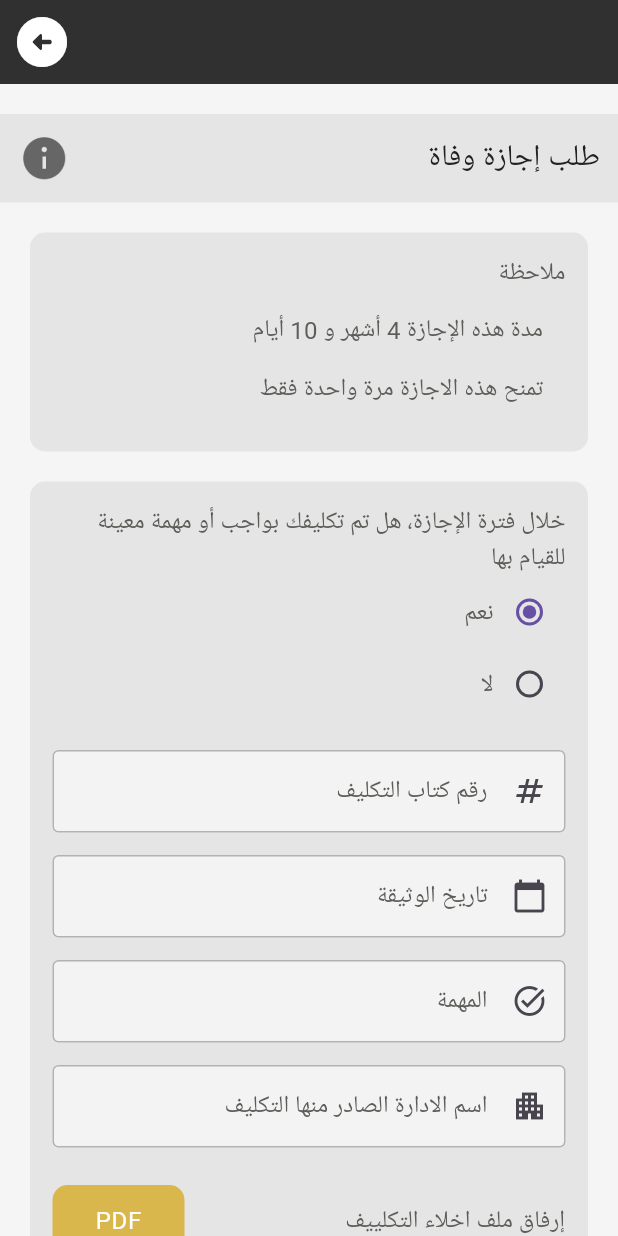
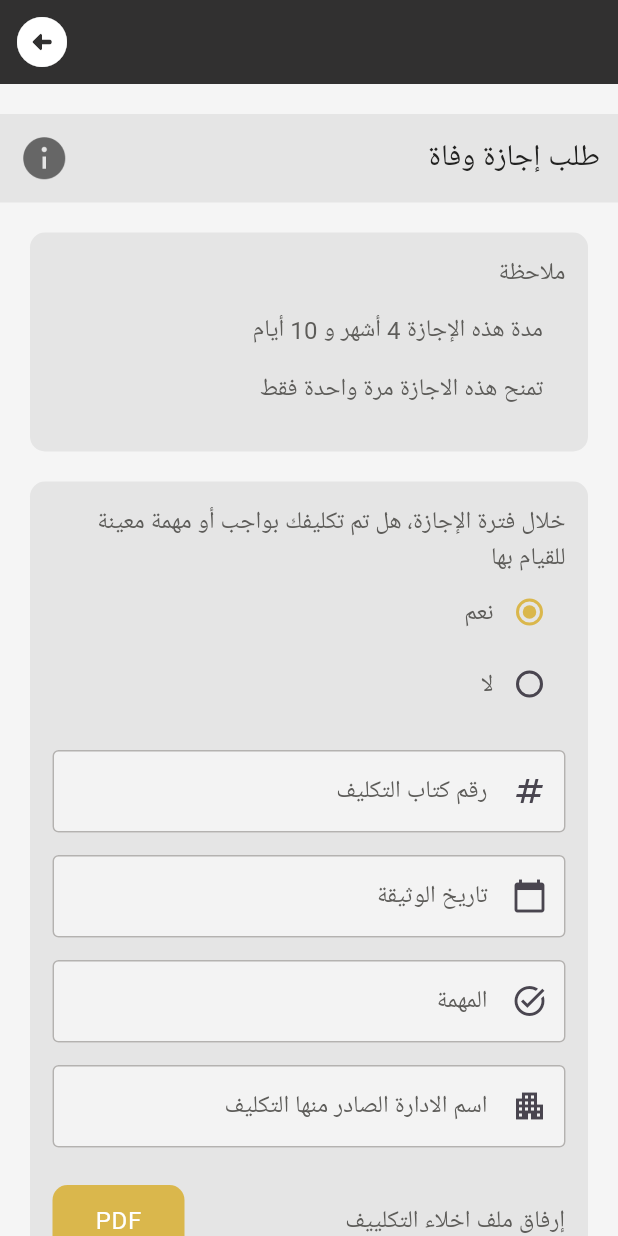
Before and after one commit to Ekram20/qacc_application, a Flutter app: the DeathLeave screen opened by its route, on a phone screen of 412 x 824 dp. Run offline on Flutter 3.47's test engine with Material 3 defaults, Android fonts, the phone set to English and light mode, and no system bars; our stand-ins replace animate_do, auto_route, file_picker, firebase_auth, firebase_core, font_awesome_flutter and 3 more; missing offline and left inert: syncfusion_flutter_pdfviewer; accounts and stored records are empty; Roboto replaces fonts that are missing (Cairo).

Commit message:
تعديل الالوان

```diff
--- a/lib/main.dart
+++ b/lib/main.dart
@@ -31,6 +31,11 @@ class MyApp extends StatelessWidget {
     return MaterialApp.router(
       debugShowCheckedModeBanner: false,
       theme: ThemeData(
+        textSelectionTheme:  TextSelectionThemeData(
+          selectionColor: AppColors.primaryColor.shade50, // ✅ لون التحديد الذهبي
+          selectionHandleColor: AppColors.primaryColor.shade50, // ✅ لون المقبض عند تعديل التحديد
+          cursorColor: AppColors.primaryColor.shade50, // ✅ لون المؤشر الذهبي
+        ),
         scaffoldBackgroundColor: AppColors.backgroundColor,
         fontFamily: '',
         textTheme: TextTheme(
--- a/lib/views/annual_leave_request.dart
+++ b/lib/views/annual_leave_request.dart
@@ -202,7 +202,7 @@ class _AnnualLeaveRequestState extends State<AnnualLeaveRequest> {
                       ),
 
                       Gap(16.0), // مسافة بين الحقول
-                      DateFormFieldWidgetFS(
+                      DateFormFieldWidgetFS (
                         days: int.tryParse(daysController.text) ?? 0,
                         requestDateController: requestDateController,
                         startDateController: leaveStartController,
--- a/lib/widgets/date_form_field.dart
+++ b/lib/widgets/date_form_field.dart
@@ -21,7 +21,12 @@ class DateFormField extends StatelessWidget {
 
   @override
   Widget build(BuildContext context) {
-    return TextFormField(
+    return TextSelectionTheme(
+        data:  TextSelectionThemeData(
+        selectionColor: AppColors.primaryColor, // ✅ تأكيد اللون الذهبي عند التحديد
+        selectionHandleColor:AppColors.primaryColor, // ✅ لون مقبض التحديد الذهبي
+    ),
+      child: TextFormField(
         controller: controller,
         readOnly: readOnly,
         cursorColor: AppColors.primaryColor.shade400,
@@ -70,6 +75,7 @@ class DateFormField extends StatelessWidget {
           if (date == null) return;
           onDateSelected(date);
         },
+      ),
     );
   }
 }
--- a/lib/widgets/task_check_form.dart
+++ b/lib/widgets/task_check_form.dart
@@ -70,6 +70,7 @@ class TaskCheckForm extends StatelessWidget {
                   value: "نعم",
                   groupValue: selectedOption,
                   onChanged: onOptionChanged,
+                  activeColor: AppColors.primaryColor,
                 ),
                 Text("نعم"),
               ],
@@ -80,6 +81,7 @@ class TaskCheckForm extends StatelessWidget {
                   value: "لا",
                   groupValue: selectedOption,
                   onChanged: onOptionChanged,
+                  activeColor: AppColors.primaryColor,
                 ),
                 Text("لا"),
               ],
```
Also changed, not shown: lib/widgets/custom_text_field.dart (+0 -29 lines), lib/widgets/date_form_field_widget_fs.dart (+23 -39 lines). Lines whose indentation alone changed are shown as unchanged.
